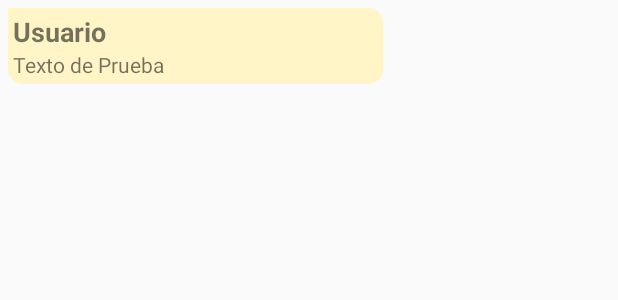
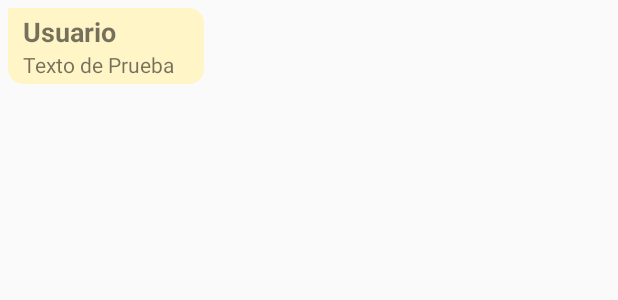
Before and after one commit to jorgedam96/LiveNetClient, an Android app: the layout chat_rec_left.xml on its own in the app's theme, with its tools: preview values and no code run, on a phone screen of 412 x 824 dp. Shown: the top 300 px of the screen. Run offline under Robolectric (Android 15) with nearby library versions, the phone set to English and light mode, and no system bars.

Commit message:
chat item wrap content

```diff
--- a/app/src/main/res/layout/chat_env_right.xml
+++ b/app/src/main/res/layout/chat_env_right.xml
@@ -16,6 +16,7 @@
         android:gravity="end"
         android:orientation="vertical"
         android:paddingStart="20dp"
+        android:paddingTop="3dp"
         android:paddingEnd="10dp"
         android:paddingBottom="3dp">
 
--- a/app/src/main/res/layout/chat_rec_left.xml
+++ b/app/src/main/res/layout/chat_rec_left.xml
@@ -5,12 +5,16 @@
     android:layout_width="match_parent"
     android:layout_height="wrap_content"
     android:padding="5dp">
+
     <LinearLayout
-    android:layout_width="250dp"
+        android:layout_width="wrap_content"
         android:layout_height="wrap_content"
+        android:background="@drawable/mensaje_recibido"
         android:orientation="vertical"
-    android:background="@drawable/mensaje_recibido"
-    android:padding="3dp">
+        android:paddingStart="10dp"
+        android:paddingTop="3dp"
+        android:paddingEnd="20dp"
+        android:paddingBottom="3dp">
 
         <TextView
             android:id="@+id/tvUserChat"
```
Lines whose indentation alone changed are shown as unchanged.
